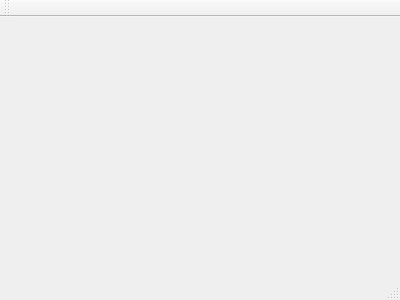
Above: GEENIE/geeniemainwindow.ui from SoftwareprojektGameEngine/GEENIE before the change. Below: the same form after it.
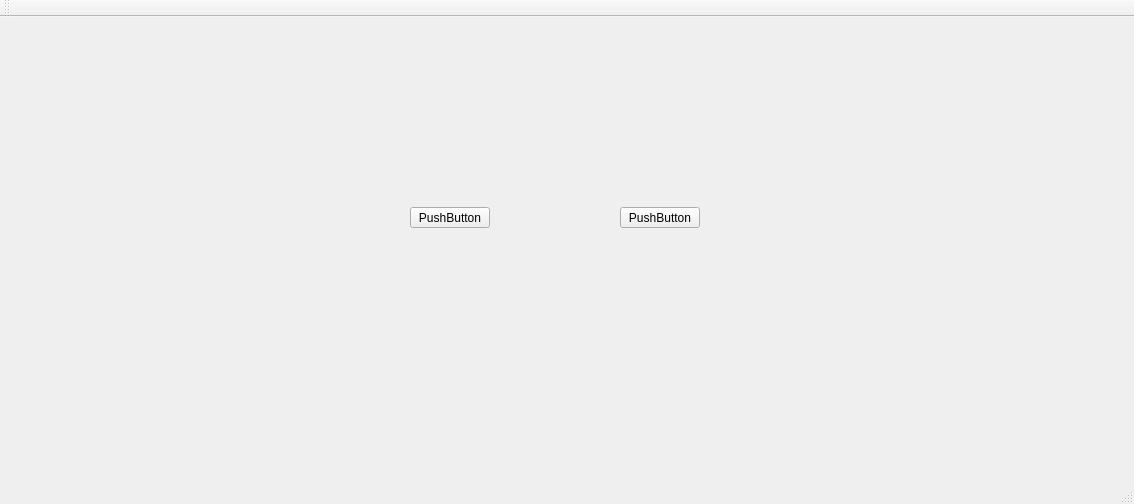
That is the form after the change.

```diff
--- a/GEENIE/geeniemainwindow.ui
+++ b/GEENIE/geeniemainwindow.ui
@@ -1,24 +1,66 @@
 <ui version="4.0">
  <class>GEENIEMainWindow</class>
- <widget class="QMainWindow" name="GEENIEMainWindow" >
-  <property name="geometry" >
+ <widget class="QMainWindow" name="GEENIEMainWindow">
+  <property name="geometry">
    <rect>
     <x>0</x>
     <y>0</y>
-    <width>400</width>
-    <height>300</height>
+    <width>1134</width>
+    <height>504</height>
    </rect>
   </property>
   <property name="windowTitle" >
    <string>GEENIEMainWindow</string>
   </property>
-  <widget class="QMenuBar" name="menuBar" />
-  <widget class="QToolBar" name="mainToolBar" />
-  <widget class="QWidget" name="centralWidget" />
-  <widget class="QStatusBar" name="statusBar" />
+  <widget class="QWidget" name="centralWidget">
+   <widget class="QPushButton" name="pushButton">
+    <property name="geometry">
+     <rect>
+      <x>410</x>
+      <y>190</y>
+      <width>80</width>
+      <height>21</height>
+     </rect>
+    </property>
+    <property name="text">
+     <string>PushButton</string>
+    </property>
+   </widget>
+   <widget class="QPushButton" name="pushButton_2">
+    <property name="geometry">
+     <rect>
+      <x>620</x>
+      <y>190</y>
+      <width>80</width>
+      <height>21</height>
+     </rect>
+    </property>
+    <property name="text">
+     <string>PushButton</string>
+    </property>
+   </widget>
+  </widget>
+  <widget class="QMenuBar" name="menuBar">
+   <property name="geometry">
+    <rect>
+     <x>0</x>
+     <y>0</y>
+     <width>1134</width>
+     <height>20</height>
+    </rect>
+   </property>
+  </widget>
+  <widget class="QToolBar" name="mainToolBar">
+   <attribute name="toolBarArea">
+    <enum>TopToolBarArea</enum>
+   </attribute>
+   <attribute name="toolBarBreak">
+    <bool>false</bool>
+   </attribute>
+  </widget>
+  <widget class="QStatusBar" name="statusBar"/>
  </widget>
- <layoutDefault spacing="6" margin="11" />
- <pixmapfunction></pixmapfunction>
+ <layoutdefault spacing="6" margin="11"/>
  <resources/>
  <connections/>
 </ui>
```
Left out of the diff: 3 changed lines with no effect on the pictures.
